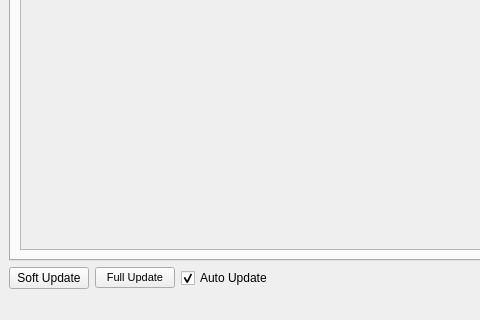
david2777/DPS_Hydra, file Documentation/ui/UI_FarmView.ui: the form before one commit; both pictures show x 0 to 480 and y 396 to 716 of the 1294 by 716 pixel window.
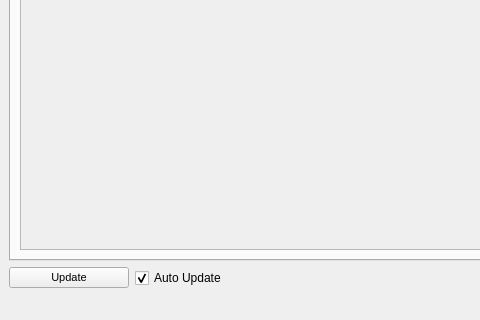
The form after the commit. The open tabs and pages were chosen to show the change.

What changed in the file:
```diff
--- a/Documentation/ui/UI_FarmView.ui
+++ b/Documentation/ui/UI_FarmView.ui
@@ -20,22 +20,21 @@
       <property name="spacing">
        <number>6</number>
       </property>
-      <item>
-       <widget class="QPushButton" name="updateButton">
-        <property name="text">
-         <string>Soft Update</string>
-        </property>
-       </widget>
-      </item>
       <item>
        <widget class="QPushButton" name="fetchButton">
+        <property name="minimumSize">
+         <size>
+          <width>120</width>
+          <height>0</height>
+         </size>
+        </property>
         <property name="font">
          <font>
           <pointsize>8</pointsize>
          </font>
         </property>
         <property name="text">
-         <string>Full Update</string>
+         <string>Update</string>
         </property>
        </widget>
       </item>
```
Left out of the diff: 4 changed lines with no effect on the pictures.
